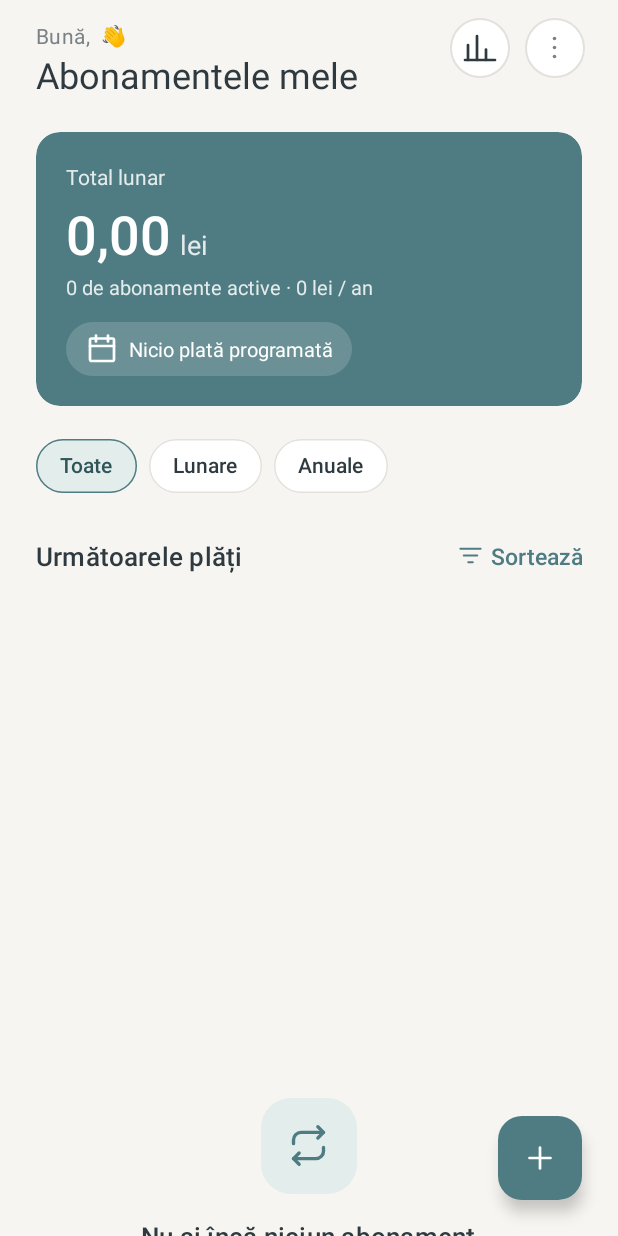
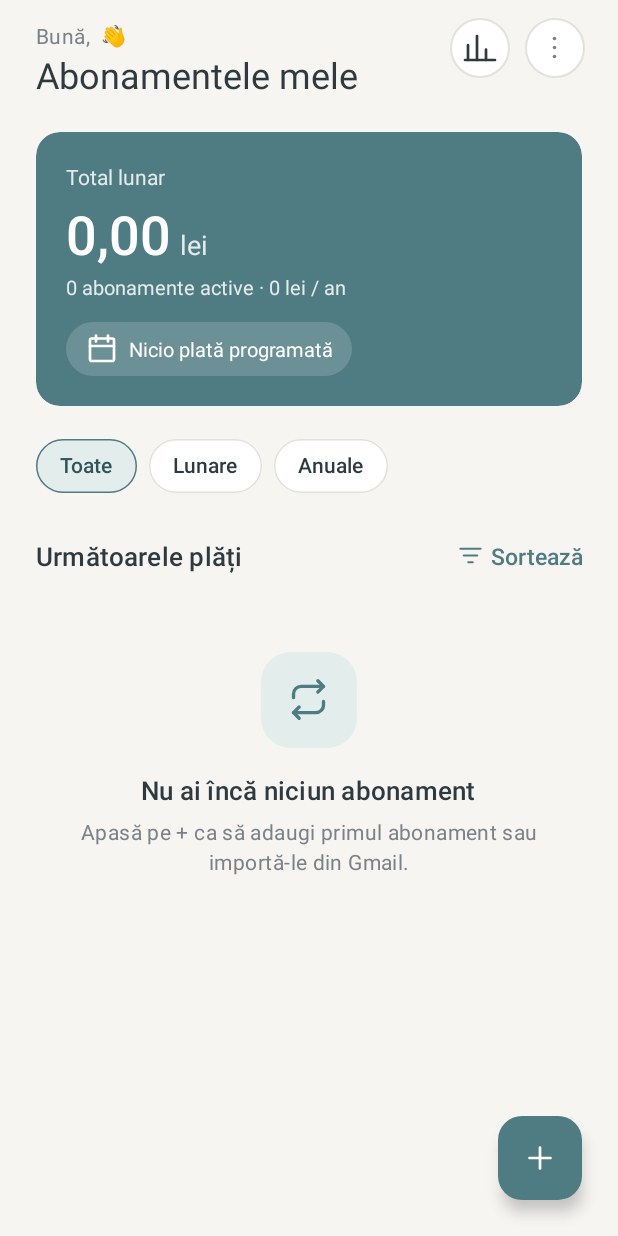
Before and after one commit to IustinTimu/SubTracker, an Android app: the screen it shows after launch once a user with an empty profile is signed in (MainActivity), on a phone screen of 412 x 824 dp. Run offline under Robolectric (Android 15) with nearby library versions, the phone set to English and light mode, and no system bars; our stand-ins replace Firebase (no records; nobody signed in at launch, a user with empty details on screens opened directly); 3 statements that could not run were skipped.

Commit message:
Import fără dubluri, plurale românești și stare goală sub antet

```diff
--- a/app/src/main/java/com/example/proiectcmo/ui/main/MainActivity.java
+++ b/app/src/main/java/com/example/proiectcmo/ui/main/MainActivity.java
@@ -194,7 +194,7 @@ public class MainActivity extends AppCompatActivity implements SubscriptionAdapt
 
     private void renderSummary(HomeSummary summary) {
         totalAmountText.setText(MoneyUtils.formatNumber(summary.getMonthlyTotal()));
-        activeSummaryText.setText(getResources().getQuantityString(R.plurals.active_summary,
+        activeSummaryText.setText(UiUtils.quantityString(this, R.plurals.active_summary,
                 summary.getCount(), summary.getCount(),
                 MoneyUtils.formatRounded(summary.getYearlyTotal())));
 
--- a/app/src/main/java/com/example/proiectcmo/utils/DateUtils.java
+++ b/app/src/main/java/com/example/proiectcmo/utils/DateUtils.java
@@ -46,9 +46,9 @@ public final class DateUtils {
         } else if (days == 1) {
             return context.getString(R.string.due_tomorrow);
         } else if (days > 1) {
-            return context.getResources().getQuantityString(R.plurals.due_in_days, days, days);
+            return UiUtils.quantityString(context, R.plurals.due_in_days, days, days);
         }
-        return context.getResources().getQuantityString(R.plurals.overdue_days, -days, -days);
+        return UiUtils.quantityString(context, R.plurals.overdue_days, -days, -days);
     }
 
     /** Ex.: „12 dec. 2026”. */
--- a/app/src/main/java/com/example/proiectcmo/utils/UiUtils.java
+++ b/app/src/main/java/com/example/proiectcmo/utils/UiUtils.java
@@ -2,6 +2,7 @@ package com.example.proiectcmo.utils;
 
 import android.content.Context;
 import android.content.res.ColorStateList;
+import android.content.res.Configuration;
 import android.text.Editable;
 import android.text.SpannableStringBuilder;
 import android.text.Spanned;
@@ -13,6 +14,7 @@ import android.view.View;
 import android.widget.TextView;
 
 import androidx.annotation.ColorRes;
+import androidx.annotation.PluralsRes;
 import androidx.annotation.StringRes;
 import androidx.core.content.ContextCompat;
 
@@ -22,6 +24,8 @@ import androidx.core.view.WindowInsetsCompat;
 
 import com.example.proiectcmo.R;
 import com.google.android.material.textfield.TextInputLayout;
+
+import java.util.Locale;
 
 /**
  * Funcții ajutătoare pentru interfață, folosite de mai multe activități.
@@ -93,6 +97,19 @@ public final class UiUtils {
         view.setText(text);
     }
 
+    /**
+     * Alege forma de plural după regulile limbii române („2 zile”, dar „20 de zile”),
+     * chiar dacă telefonul este setat pe altă limbă. Fără asta, pe un telefon în engleză
+     * Android ar aplica regulile englezei și ar afișa „6 de zile”.
+     */
+    public static String quantityString(Context context, @PluralsRes int pluralRes,
+                                        int count, Object... args) {
+        Configuration config = new Configuration(context.getResources().getConfiguration());
+        config.setLocale(new Locale("ro"));
+        return context.createConfigurationContext(config).getResources()
+                .getQuantityString(pluralRes, count, args);
+    }
+
     /** Convertește dp în pixeli, pentru dimensiuni setate din cod. */
     public static int dp(Context context, float dp) {
         return Math.round(dp * context.getResources().getDisplayMetrics().density);
--- a/app/src/main/res/layout/activity_main.xml
+++ b/app/src/main/res/layout/activity_main.xml
@@ -207,11 +207,11 @@
     <LinearLayout
         android:id="@+id/emptyState"
         android:layout_width="match_parent"
-        android:layout_height="wrap_content"
-        android:layout_gravity="center"
+        android:layout_height="match_parent"
         android:gravity="center_horizontal"
         android:orientation="vertical"
         android:paddingHorizontal="40dp"
+        android:paddingTop="40dp"
         android:visibility="gone"
         app:layout_behavior="@string/appbar_scrolling_view_behavior">
 
--- a/app/src/main/res/values/strings.xml
+++ b/app/src/main/res/values/strings.xml
@@ -159,6 +159,7 @@
     <string name="gmail_found_title">Abonamente găsite</string>
     <string name="gmail_found_subtitle">Bifează abonamentele pe care vrei să le adaugi. Sumele și datele sunt estimate din emailuri – le poți modifica după import.</string>
     <string name="gmail_none_found">Nu am găsit facturi de la serviciile din catalog în ultimul an.</string>
+    <string name="gmail_all_existing">Abonamentele găsite în Gmail sunt deja în lista ta.</string>
     <string name="gmail_import_selected">Importă selecția (%1$d)</string>
     <string name="gmail_imported">Abonamentele au fost importate</string>
     <string name="gmail_error_auth">Nu s-a putut obține acces la Gmail.</string>
```
Also changed, not shown: app/src/main/java/com/example/proiectcmo/repository/SubscriptionRepository.java (+17 -0 lines), app/src/main/java/com/example/proiectcmo/viewmodel/GmailImportViewModel.java (+33 -4 lines).
